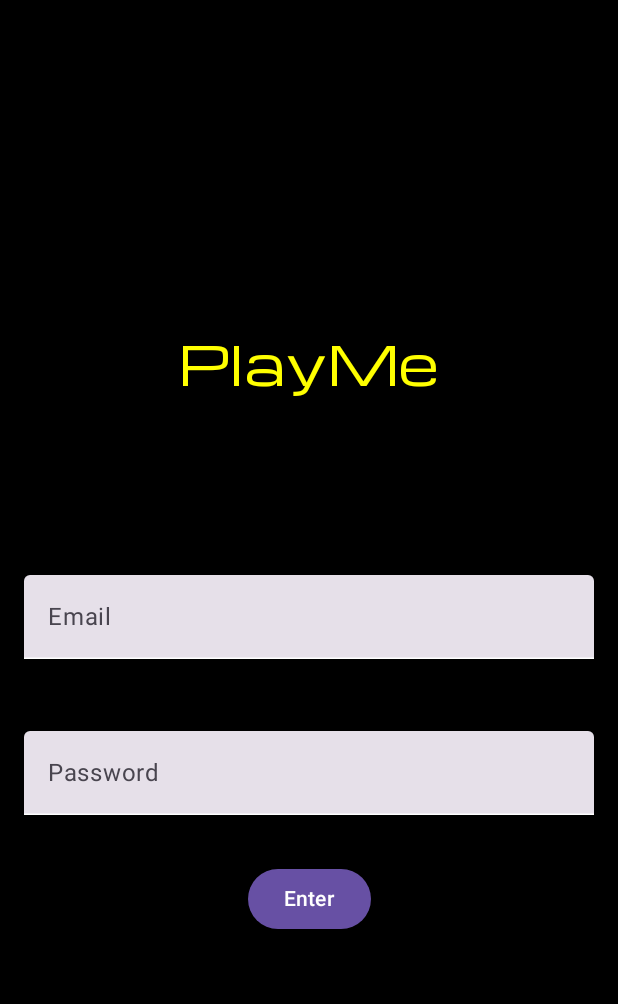
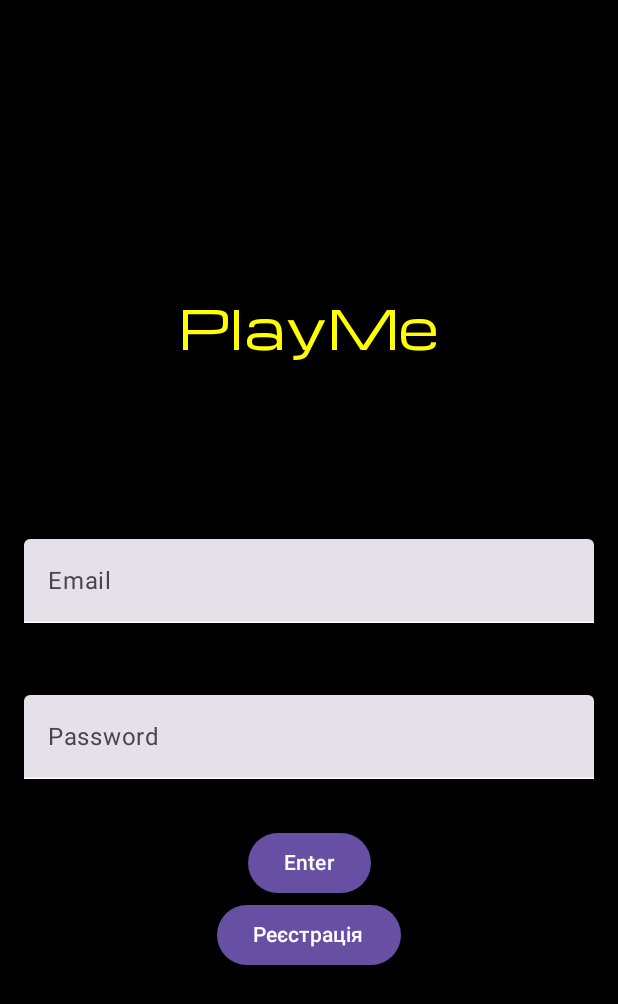
Before and after one commit to romalitv/PlayMe, an Android app built with Jetpack Compose: the screen it shows after launch (MainActivity), on a phone screen of 412 x 824 dp. Shown: the top 1004 px of the screen. Run offline under Robolectric (Android 15) with nearby library versions, the phone set to English and light mode, and no system bars; our stand-ins replace Firebase (no records; nobody signed in at launch, a user with empty details on screens opened directly).

Commit message:
Added uncompleted Register Screen

```diff
--- a/app/src/main/java/com/example/playme/FBAuth.kt
+++ b/app/src/main/java/com/example/playme/FBAuth.kt
@@ -18,11 +18,13 @@ import androidx.compose.ui.Alignment
 import androidx.compose.ui.Modifier
 import androidx.compose.ui.graphics.Color
 import androidx.compose.ui.platform.LocalContext
+import androidx.compose.ui.platform.testTag
 import androidx.compose.ui.text.font.Font
 import androidx.compose.ui.text.font.FontFamily
 import androidx.compose.ui.text.input.PasswordVisualTransformation
 import androidx.compose.ui.unit.dp
 import androidx.compose.ui.unit.sp
+import androidx.navigation.NavController
 import com.google.firebase.auth.FirebaseAuth
 
 @RequiresApi(Build.VERSION_CODES.Q)
@@ -31,7 +33,7 @@ val customFontFamily = FontFamily(Font(R.font.michroma))
 @RequiresApi(Build.VERSION_CODES.Q)
 @OptIn(ExperimentalMaterial3Api::class)
 @Composable
-fun LoginPage() {
+fun LoginPage(onRegisterClick: () -> Unit) {
     val context = LocalContext.current
     val auth = FirebaseAuth.getInstance()
 
@@ -70,7 +72,7 @@ fun LoginPage() {
                 textStyle = MaterialTheme.typography.bodySmall.copy(
                     fontFamily = customFontFamily,
                     fontSize = 16.sp,
-                    color = Color.White
+                    color = Color.DarkGray
                 )
             )
 
@@ -92,7 +94,7 @@ fun LoginPage() {
                 textStyle = MaterialTheme.typography.bodySmall.copy(
                     fontFamily = customFontFamily,
                     fontSize = 16.sp,
-                    color = Color.White
+                    color = Color.DarkGray
                 )
             )
 
@@ -103,6 +105,13 @@ fun LoginPage() {
                 modifier = Modifier.align(Alignment.CenterHorizontally)
             ) {
                 Text("Enter")
+            }
+
+            Button(
+                onClick = onRegisterClick,
+                modifier = Modifier.testTag("registerButton")
+            ) {
+                Text(text = "Реєстрація")
             }
         }
     }
@@ -120,3 +129,15 @@ private fun signInWithEmail(context: Context, auth: FirebaseAuth, email: String,
             }
         }
 }
+
+@RequiresApi(Build.VERSION_CODES.Q)
+@Composable
+fun MainScreen() {
+    val showRegisterScreen = remember { mutableStateOf(false) }
+
+    if (showRegisterScreen.value) {
+        RegisterPage()
+    } else {
+        LoginPage(onRegisterClick = { showRegisterScreen.value = true })
+    }
+}
--- a/app/src/main/java/com/example/playme/MainActivity.kt
+++ b/app/src/main/java/com/example/playme/MainActivity.kt
@@ -1,18 +1,29 @@
 package com.example.playme
 
+import android.os.Build
 import android.os.Bundle
 import androidx.activity.ComponentActivity
 import androidx.activity.compose.setContent
+import androidx.annotation.RequiresApi
 import androidx.appcompat.app.AppCompatActivity
 import androidx.compose.material3.MaterialTheme
 import androidx.compose.runtime.Composable
+import androidx.compose.runtime.mutableStateOf
+import androidx.compose.runtime.remember
 
 class MainActivity : ComponentActivity() {
+    @RequiresApi(Build.VERSION_CODES.Q)
     override fun onCreate(savedInstanceState: Bundle?) {
         super.onCreate(savedInstanceState)
         setContent {
             MyApp {
-                LoginPage()
+                val showRegisterScreen = remember { mutableStateOf(false) }
+
+                if (showRegisterScreen.value) {
+                    RegisterPage()
+                } else {
+                    LoginPage(onRegisterClick = { showRegisterScreen.value = true })
+                }
             }
         }
     }
```
Also changed, not shown: app/src/main/java/com/example/playme/FBReg.kt (added, +149 -0 lines).
